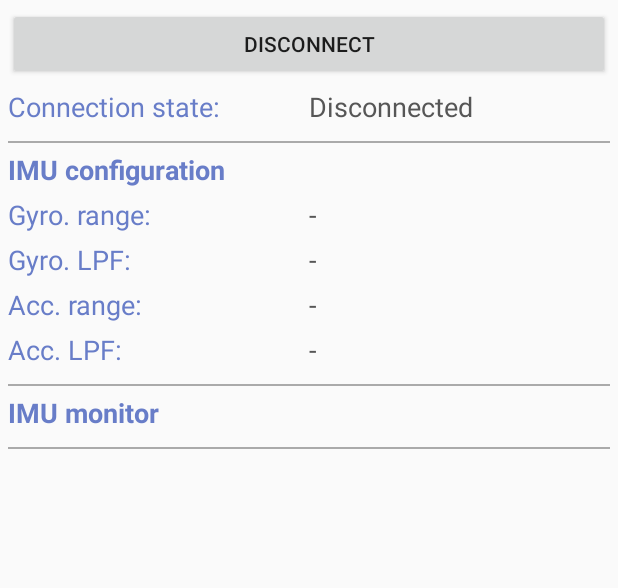
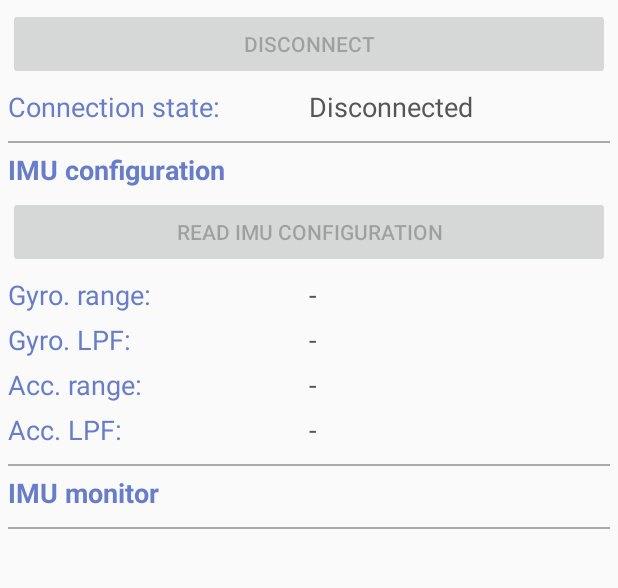
Before and after one commit to SabrinaFrohn/esense_app, an Android app: the screen it shows after launch (MainActivity), on a phone screen of 412 x 824 dp, the part 185-773 px from its top. Run offline under Robolectric (Android 15) with nearby library versions, the phone set to English and light mode, and no system bars.

Commit message:
Adds a button to read the sensors config

```diff
--- a/esense_recorder/app/src/main/java/com/esr/esense_recorder/ESenseController.java
+++ b/esense_recorder/app/src/main/java/com/esr/esense_recorder/ESenseController.java
@@ -25,7 +25,7 @@ public class ESenseController implements ESenseConnectionListener, ESenseEventLi
         ESenseSensorListener {
 
     // Connection timeout in seconds
-    private static final int CONNECTION_TIMEOUT_MS = 5000;
+    private static final int CONNECTION_TIMEOUT_MS = 1500;
 
     // Connection state (including "connecting" state)
     private ESenseConnectionState state = ESenseConnectionState.DISCONNECTED;
@@ -38,6 +38,9 @@ public class ESenseController implements ESenseConnectionListener, ESenseEventLi
 
     // Last known configuration
     private ESenseConfig eSenseConfig;
+
+    // Connected device name
+    private String deviceName;
 
     /**
      * Adds a listener to eSense events.
@@ -94,6 +97,15 @@ public class ESenseController implements ESenseConnectionListener, ESenseEventLi
     }
 
     /**
+     * Returns the name of the connected device, or <code>null</code> if not connected.
+     *
+     * @return the name of the connected device.
+     */
+    public String getDeviceName() {
+        return deviceName;
+    }
+
+    /**
      * Connects a eSense device.
      *
      * @param name the name of the device.
@@ -104,6 +116,8 @@ public class ESenseController implements ESenseConnectionListener, ESenseEventLi
         if (eSenseManager != null) {
             eSenseManager.disconnect();
         }
+        // Keep device name
+        deviceName = name;
         // Set state
         state = ESenseConnectionState.CONNECTING;
         // Notify connection attempt
@@ -130,6 +144,7 @@ public class ESenseController implements ESenseConnectionListener, ESenseEventLi
         if (eSenseManager != null &&
                 state != ESenseConnectionState.DISCONNECTED) {
             state = ESenseConnectionState.DISCONNECTED;
+            // Disconnect
             eSenseManager.disconnect();
         }
     }
@@ -139,6 +154,7 @@ public class ESenseController implements ESenseConnectionListener, ESenseEventLi
      */
     private void clearStoredSensorData() {
         eSenseConfig = null;
+        deviceName = null;
         // TODO: To be completed
     }
 
@@ -229,7 +245,6 @@ public class ESenseController implements ESenseConnectionListener, ESenseEventLi
 
     @Override
     public void onButtonEventChanged(boolean pressed) {
-        // TODO
         // Inform listeners
         ArrayList<ESenseListener> targets;
         synchronized (this) {
@@ -248,7 +263,6 @@ public class ESenseController implements ESenseConnectionListener, ESenseEventLi
                                                          int maxAdvertisementInterval,
                                                          int minConnectionInterval,
                                                          int maxConnectionInterval) {
-        // TODO
         // Inform listeners
         ArrayList<ESenseListener> targets;
         synchronized (this) {
@@ -265,7 +279,6 @@ public class ESenseController implements ESenseConnectionListener, ESenseEventLi
 
     @Override
     public void onDeviceNameRead(String deviceName) {
-        // TODO
         // Inform listeners
         ArrayList<ESenseListener> targets;
         synchronized (this) {
--- a/esense_recorder/app/src/main/java/com/esr/esense_recorder/MainActivity.java
+++ b/esense_recorder/app/src/main/java/com/esr/esense_recorder/MainActivity.java
@@ -32,6 +32,9 @@ public class MainActivity extends BluetoothCheckActivity implements BluetoothChe
     private TextView gyroLPFLabel;
     private TextView accRangeLabel;
     private TextView accLPFLabel;
+    private Button connectButton;
+    private Button disconnectButton;
+    private Button readConfigButton;
 
     // Format for label
 
@@ -54,7 +57,7 @@ public class MainActivity extends BluetoothCheckActivity implements BluetoothChe
         // *** UI event handlers ***
 
         // Connect button
-        Button connectButton = findViewById(R.id.activity_main_connect_button);
+        connectButton = findViewById(R.id.activity_main_connect_button);
         if (connectButton != null) {
             connectButton.setOnClickListener(new View.OnClickListener() {
                 @Override
@@ -68,13 +71,26 @@ public class MainActivity extends BluetoothCheckActivity implements BluetoothChe
         }
 
         // Disconnect button
-        Button disconnectButton = findViewById(R.id.activity_main_disconnect_button);
+        disconnectButton = findViewById(R.id.activity_main_disconnect_button);
         if (disconnectButton != null) {
             disconnectButton.setOnClickListener(new View.OnClickListener() {
                 @Override
                 public void onClick(View v) {
                     if (eSenseController.getState() != ESenseConnectionState.DISCONNECTED) {
                         eSenseController.disconnect();
+                    }
+                }
+            });
+        }
+
+        // Read IMU config button
+        readConfigButton = findViewById(R.id.activity_main_read_imu_config_button);
+        if (readConfigButton != null) {
+            readConfigButton.setOnClickListener(new View.OnClickListener() {
+                @Override
+                public void onClick(View v) {
+                    if (eSenseController.getState() == ESenseConnectionState.CONNECTED) {
+                        eSenseController.readESenseConfig();
                     }
                 }
             });
@@ -178,6 +194,15 @@ public class MainActivity extends BluetoothCheckActivity implements BluetoothChe
                 if (connectionStateLabel != null) {
                     connectionStateLabel.setText(eSenseController.getState().toString());
                 }
+                if (connectButton != null && disconnectButton != null) {
+                    if (eSenseController.getState() == ESenseConnectionState.DISCONNECTED) {
+                        connectButton.setEnabled(true);
+                        disconnectButton.setEnabled(false);
+                    } else {
+                        connectButton.setEnabled(false);
+                        disconnectButton.setEnabled(true);
+                    }
+                }
             }
         });
     }
@@ -193,6 +218,15 @@ public class MainActivity extends BluetoothCheckActivity implements BluetoothChe
                         accRangeLabel == null || accLPFLabel == null) {
                     return;
                 }
+                // Set button state
+                if (readConfigButton != null) {
+                    if (eSenseController.getState() == ESenseConnectionState.CONNECTED) {
+                        readConfigButton.setEnabled(true);
+                    } else {
+                        readConfigButton.setEnabled(false);
+                    }
+                }
+                // Set config labels
                 ESenseConfig config = eSenseController.getESenseConfig();
                 if (config == null ||
                         eSenseController.getState() != ESenseConnectionState.CONNECTED) {
@@ -304,7 +338,9 @@ public class MainActivity extends BluetoothCheckActivity implements BluetoothChe
     @Override
     public void onConnected(ESenseManager manager) {
         // Read IMU config
-        eSenseController.readESenseConfig();
+        if (!eSenseController.readESenseConfig()) {
+            showToast(getString(R.string.toast_message_read_config_failed));
+        }
         // Show toast and update UI
         showToast(getString(R.string.toast_message_device_connected));
         updateUI();
--- a/esense_recorder/app/src/main/res/layout/activity_main.xml
+++ b/esense_recorder/app/src/main/res/layout/activity_main.xml
@@ -122,6 +122,14 @@
                     android:textColor="@color/colorHeading"
                     android:textStyle="bold" />
 
+                <!-- Read IMU config -->
+                <Button
+                    android:id="@+id/activity_main_read_imu_config_button"
+                    android:text="@string/activity_main_read_imu_config_button_text"
+                    android:layout_width="match_parent"
+                    android:layout_height="wrap_content"
+                    android:layout_marginBottom="@dimen/vertical_margin" />
+
                 <!-- Gyroscope range -->
                 <LinearLayout
                     android:layout_width="match_parent"
--- a/esense_recorder/app/src/main/res/values/strings.xml
+++ b/esense_recorder/app/src/main/res/values/strings.xml
@@ -11,6 +11,7 @@
     <string name="activity_main_gyro_lpf_heading_text">Gyro. LPF:</string>
     <string name="activity_main_acc_range_heading_text">Acc. range:</string>
     <string name="activity_main_acc_lpf_heading_text">Acc. LPF:</string>
+    <string name="activity_main_read_imu_config_button_text">Read IMU configuration</string>
 
     <string name="imu_no_value_text">-</string>
     <string name="gyro_range_250">250 °.s-1</string>
@@ -49,6 +50,7 @@
     <string name="toast_message_no_paired_device">No paired device start connection!</string>
     <string name="toast_message_device_name_error">No device selected for the connection!</string>
     <string name="toast_message_esense_button_pressed">eSense button pressed.</string>
+    <string name="toast_message_read_config_failed">Read sensor config failed!</string>
 
     <string name="dialog_bt_not_supported_message">Bluetooth low-energy is required.</string>
     <string name="dialog_bt_not_supported_ok">Cancel</string>
```
